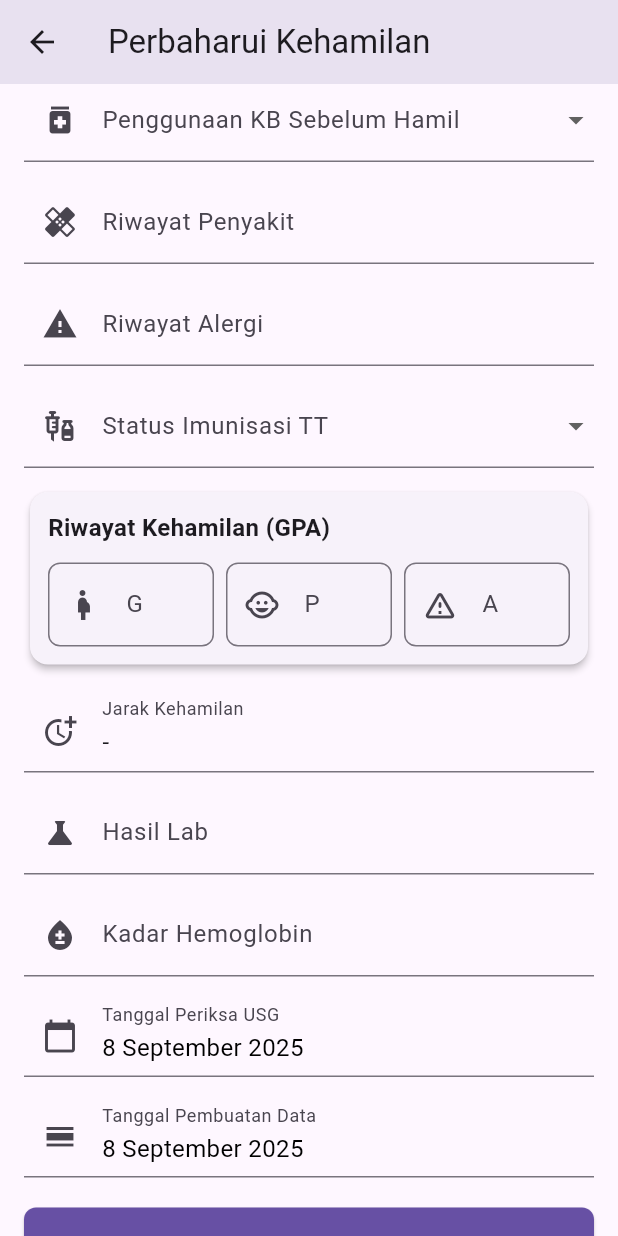
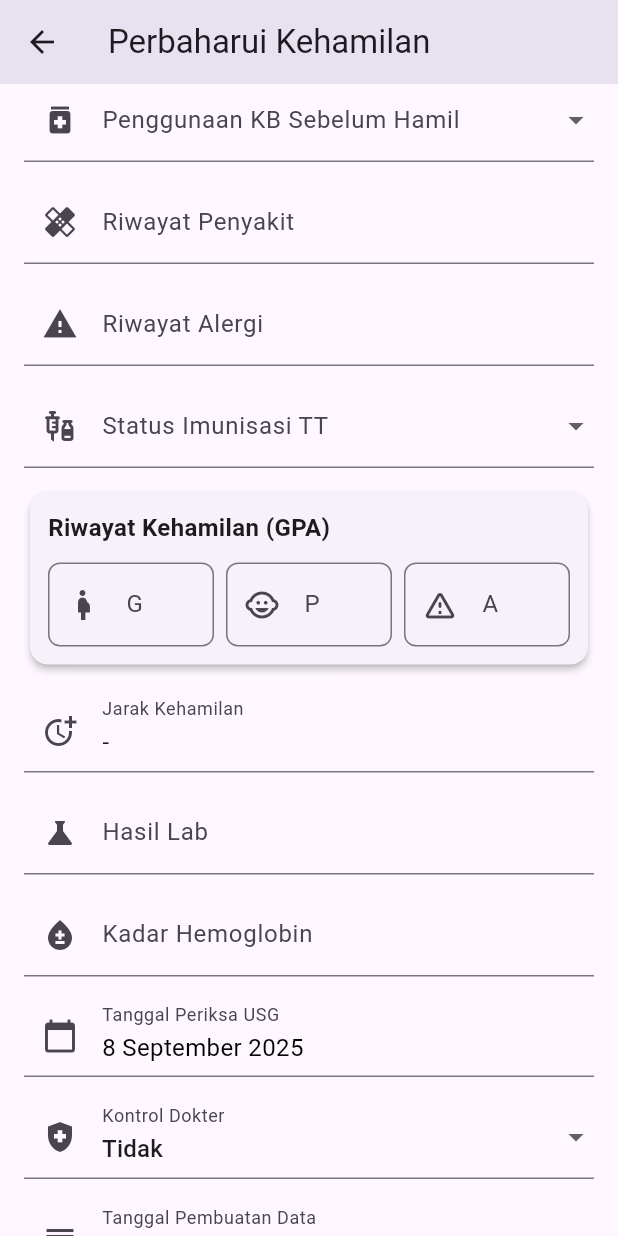
Before and after one commit to dwipp/ebidan, a Flutter app: the EditKehamilanScreen screen opened directly with empty values, scrolled down 576 dp, on a phone screen of 412 x 824 dp. Run offline on Flutter 3.47's test engine with Material 3 defaults, Android fonts, the phone set to English and light mode, and no system bars; our stand-ins replace bloc, cloud_firestore, equatable, firebase_auth, firebase_core, flutter_bloc and 4 more; accounts and stored records are empty; statements that could not run were skipped.

Commit message:
kontrol dokter

```diff
--- a/lib/data/models/kehamilan_model.dart
+++ b/lib/data/models/kehamilan_model.dart
@@ -22,6 +22,7 @@ class Kehamilan {
   final String? statusTt;
   final String? tb;
   final DateTime? tglPeriksaUsg;
+  final bool kontrolDokter;
   final bool kunjungan;
   List<Persalinan>? persalinan;
 
@@ -46,6 +47,7 @@ class Kehamilan {
     this.statusTt,
     this.tb,
     this.tglPeriksaUsg,
+    this.kontrolDokter = false,
     this.kunjungan = false,
     this.persalinan,
   });
@@ -73,6 +75,7 @@ class Kehamilan {
       statusTt: json['status_tt'],
       tb: json['tb'],
       tglPeriksaUsg: (json['tgl_periksa_usg'] as Timestamp?)?.toDate(),
+      kontrolDokter: json['kontrol_dokter'] ?? false,
       kunjungan: json['kunjungan'] ?? false,
       persalinan: (json['persalinan'] as List?)
           ?.map((e) => Persalinan.fromMap(e as Map<String, dynamic>))
@@ -107,6 +110,7 @@ class Kehamilan {
       tglPeriksaUsg: json['tgl_periksa_usg'] != null
           ? DateTime.parse(json['tgl_periksa_usg'])
           : null,
+      kontrolDokter: json['kontrol_dokter'] ?? false,
       kunjungan: json['kunjungan'] ?? false,
       persalinan: (json['persalinan'] as List?)
           ?.map((e) => Persalinan.fromMap(e as Map<String, dynamic>))
@@ -136,6 +140,7 @@ class Kehamilan {
       'status_tt': statusTt,
       'tb': tb,
       'tgl_periksa_usg': tglPeriksaUsg?.toIso8601String(),
+      'kontrol_dokter': kontrolDokter,
       'kunjungan': kunjungan,
       'persalinan': persalinan?.map((e) => e.toMap()).toList(),
     }..removeWhere((key, value) => value == null);
@@ -164,6 +169,7 @@ class Kehamilan {
       'status_tt': statusTt,
       'tb': tb,
       'tgl_periksa_usg': tglPeriksaUsg?.toIso8601String(),
+      'kontrol_dokter': kontrolDokter,
       'kunjungan': kunjungan,
       'persalinan': persalinan?.map((e) => e.toMap()).toList(),
     }..removeWhere((key, value) => value == null);
@@ -190,8 +196,9 @@ class Kehamilan {
       'status_tt': statusTt,
       'tb': tb,
       'tgl_periksa_usg': tglPeriksaUsg,
+      'kontrol_dokter': kontrolDokter,
       'kunjungan': kunjungan,
-      'persalinan': persalinan?.map((e) => e.toMap()).toList(),
+      'persalinan': persalinan?.map((e) => e.toFirestore()).toList(),
     }..removeWhere((key, value) => value == null);
   }
 }
--- a/lib/presentation/screens/kehamilan/detail_kehamilan.dart
+++ b/lib/presentation/screens/kehamilan/detail_kehamilan.dart
@@ -114,6 +114,10 @@ class DetailKehamilanScreen extends StatelessWidget {
                 _formatDate(kehamilan.tglPeriksaUsg),
               ),
               Utils.generateRowLabelValue(
+                "Kontrol Dokter",
+                kehamilan.kontrolDokter ? 'Ya' : 'Tidak',
+              ),
+              Utils.generateRowLabelValue(
                 "Riwayat Penyakit",
                 kehamilan.riwayatPenyakit,
               ),
--- a/lib/presentation/screens/kehamilan/edit_kehamilan.dart
+++ b/lib/presentation/screens/kehamilan/edit_kehamilan.dart
@@ -58,6 +58,9 @@ class _EditKehamilanState extends State<EditKehamilanScreen> {
   String? _selectedTT;
   final List<String> _ttList = ['TT0', 'TT1', 'TT2', 'TT3', 'TT4', 'TT5'];
 
+  bool? _selectedKontrolDokter;
+  final List<String> _kontrolDokterList = ['Ya', 'Tidak'];
+
   Bumil? bumil;
   @override
   void initState() {
@@ -94,6 +97,7 @@ class _EditKehamilanState extends State<EditKehamilanScreen> {
     _selectedStatusResti = widget.kehamilan.statusResti;
     _selectedKB = widget.kehamilan.kontrasepsiSebelumHamil;
     _selectedTT = widget.kehamilan.statusTt;
+    _selectedKontrolDokter = widget.kehamilan.kontrolDokter;
   }
 
   Map<String, int> hitungSelisihTahunBulan(DateTime dari, DateTime ke) {
@@ -138,6 +142,7 @@ class _EditKehamilanState extends State<EditKehamilanScreen> {
       hpht: _hpht,
       htp: _htp,
       tglPeriksaUsg: _tglPeriksaUsg,
+      kontrolDokter: _selectedKontrolDokter ?? false,
       createdAt: _createdAt,
       idBumil: widget.kehamilan.idBumil,
       resti: collectingResti(),
@@ -398,6 +403,21 @@ class _EditKehamilanState extends State<EditKehamilanScreen> {
                 },
               ),
               const SizedBox(height: 12),
+              DropdownField(
+                label: 'Kontrol Dokter',
+                icon: Icons.health_and_safety,
+                items: _kontrolDokterList,
+                value: _selectedKontrolDokter == null
+                    ? null
+                    : (_selectedKontrolDokter! ? 'Ya' : 'Tidak'),
+                onChanged: (newValue) {
+                  setState(() {
+                    _selectedKontrolDokter = newValue?.toLowerCase() == "ya";
+                  });
+                },
+                validator: (val) => val == null ? 'Wajib dipilih' : null,
+              ),
+              const SizedBox(height: 12),
               DatePickerFormField(
                 labelText: 'Tanggal Pembuatan Data',
                 prefixIcon: Icons.calendar_view_day,
--- a/lib/state_management/kehamilan/cubit/submit_kehamilan_cubit.dart
+++ b/lib/state_management/kehamilan/cubit/submit_kehamilan_cubit.dart
@@ -47,6 +47,7 @@ class SubmitKehamilanCubit extends Cubit<SubmitKehamilanState> {
         "hpht": data.hpht,
         "htp": data.htp,
         "tgl_periksa_usg": data.tglPeriksaUsg,
+        'kontrol_dokter': data.kontrolDokter,
         "id_bidan": user.uid,
         "created_at": data.createdAt,
         "id_bumil": data.idBumil,
--- a/lib/state_management/persalinan/cubit/submit_persalinan_cubit.dart
+++ b/lib/state_management/persalinan/cubit/submit_persalinan_cubit.dart
@@ -100,7 +100,7 @@ class SubmitPersalinanCubit extends Cubit<SubmitPersalinanState> {
           .doc(currentKehamilan.id)
           .update({
             'persalinan': newPersalinans
-                .map((persalinan) => persalinan.toMap())
+                .map((persalinan) => persalinan.toFirestore())
                 .toList(),
           });
 
@@ -183,7 +183,7 @@ class SubmitPersalinanCubit extends Cubit<SubmitPersalinanState> {
       'riwayat': riwayatList.map((e) => e.toMap()).toList(),
       'latest_kehamilan_persalinan': true,
       'latest_kehamilan.persalinan': persalinanList
-          .map((e) => e.toFirestore())
+          .map((persalinan) => persalinan.toFirestore())
           .toList(),
     });
   }
```
Also changed, not shown: lib/presentation/screens/kehamilan/add_kehamilan.dart (+19 -0 lines).
